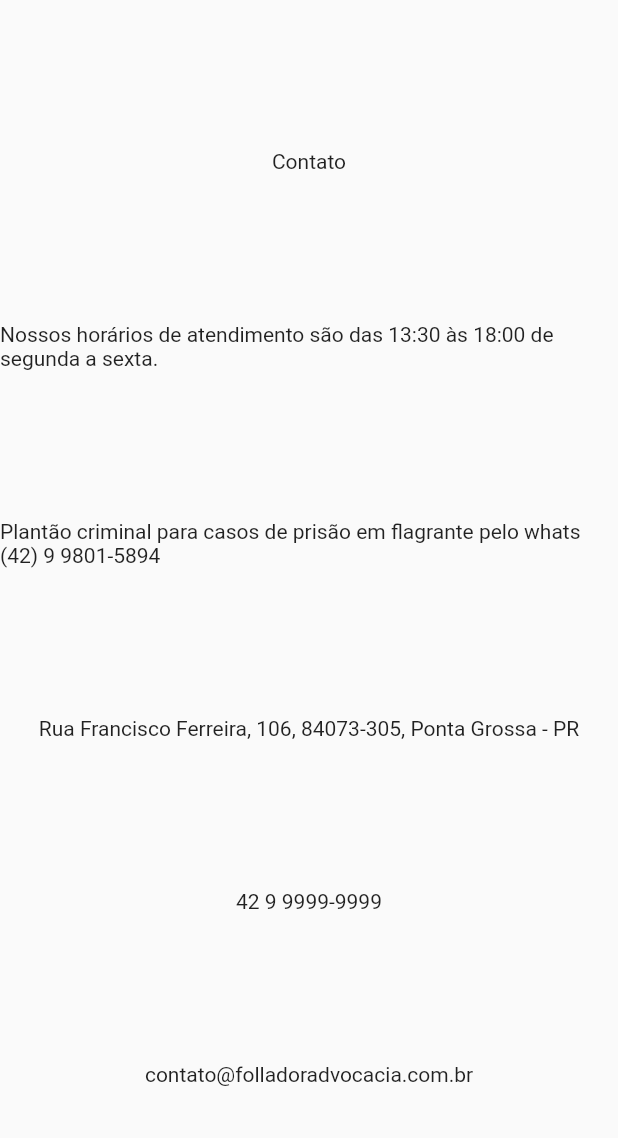
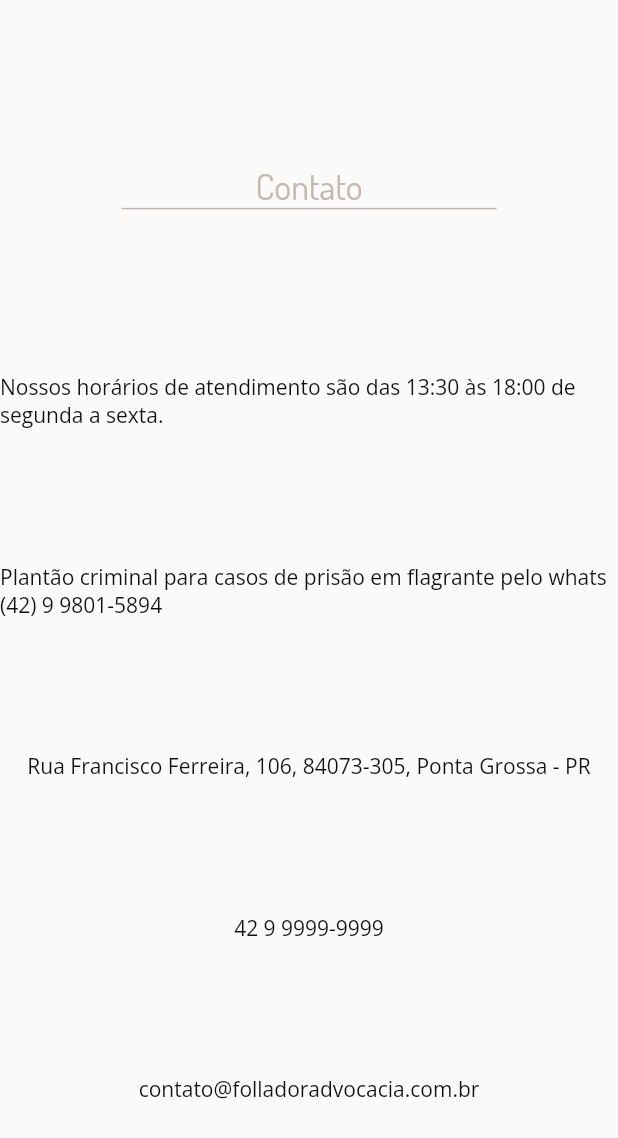
Before and after one commit to jonathanmribeiro/projects-folladoradvocacia, a Flutter app: the ContactTextWidget widget shown alone on an empty page, opened directly, on a phone screen of 412 x 824 dp. Shown: the top 1138 px of the screen. Run offline on Flutter 3.47's test engine with Material 2 defaults, Android fonts, the phone set to English and light mode, and no system bars.

Commit message:
preparing the servies session

```diff
--- a/web_app/lib/widgets/common/session_text/session_text.widget.dart
+++ b/web_app/lib/widgets/common/session_text/session_text.widget.dart
@@ -1,12 +1,29 @@
 import 'package:flutter/material.dart';
 
+import '../../../themes/colors.theme.dart';
+
+TextStyle sessionTextStyle = TextStyle(
+  color: primaryColorMap[600],
+  fontSize: 14,
+  fontFamily: "Open Sans",
+);
+
 class SessionTextWidget extends StatelessWidget {
-  const SessionTextWidget({Key? key, required this.text}) : super(key: key);
+  const SessionTextWidget({
+    Key? key,
+    required this.text,
+    required this.textAlign,
+  }) : super(key: key);
 
   final String text;
+  final TextAlign textAlign;
 
   @override
   Widget build(BuildContext context) {
-    return Text(text);
+    return Text(
+      text,
+      style: sessionTextStyle,
+      textAlign: textAlign,
+    );
   }
 }
--- a/web_app/lib/widgets/common/session_title/session_title.widget.dart
+++ b/web_app/lib/widgets/common/session_title/session_title.widget.dart
@@ -1,4 +1,12 @@
 import 'package:flutter/material.dart';
+
+import '../../../themes/colors.theme.dart';
+
+TextStyle sessionTitleStyle = TextStyle(
+  color: secondaryColorMap[200],
+  fontSize: 24,
+  fontFamily: "Dosis",
+);
 
 class SessionTitleWidget extends StatelessWidget {
   const SessionTitleWidget({Key? key, required this.text}) : super(key: key);
@@ -6,6 +14,18 @@ class SessionTitleWidget extends StatelessWidget {
   final String text;
   @override
   Widget build(BuildContext context) {
-    return Text(text);
+    return Container(
+      margin: const EdgeInsets.all(20),
+      child: Column(
+        children: [
+          Text(text, style: sessionTitleStyle),
+          Container(
+            height: 1,
+            width: 250,
+            color: sessionTitleStyle.color,
+          ),
+        ],
+      ),
+    );
   }
 }
--- a/web_app/lib/widgets/sessions/contact/contact_text.widget.dart
+++ b/web_app/lib/widgets/sessions/contact/contact_text.widget.dart
@@ -14,19 +14,24 @@ class ContactTextWidget extends StatelessWidget {
         SessionTextWidget(
           text:
               "Nossos horários de atendimento são das 13:30 às 18:00 de segunda a sexta.",
+          textAlign: TextAlign.left,
         ),
         SessionTextWidget(
           text:
               "Plantão criminal para casos de prisão em flagrante pelo whats (42) 9 9801-5894",
+          textAlign: TextAlign.left,
         ),
         SessionTextWidget(
           text: "Rua Francisco Ferreira, 106, 84073-305, Ponta Grossa - PR",
+          textAlign: TextAlign.left,
         ),
         SessionTextWidget(
           text: "42 9 9999-9999",
+          textAlign: TextAlign.left,
         ),
         SessionTextWidget(
           text: "contato@folladoradvocacia.com.br",
+          textAlign: TextAlign.left,
         ),
       ],
     );
--- a/web_app/lib/widgets/sessions/team/team_description.widget.dart
+++ b/web_app/lib/widgets/sessions/team/team_description.widget.dart
@@ -10,7 +10,10 @@ class TeamDescriptionWidget extends StatelessWidget {
     return Column(
       children: const [
         SessionTitleWidget(text: "NOSSA EQUIPE"),
-        SessionTextWidget(text: "TEXTO DESCRITIVO DA EQUIPE"),
+        SessionTextWidget(
+          text: "TEXTO DESCRITIVO DA EQUIPE",
+          textAlign: TextAlign.center,
+        ),
       ],
     );
   }
--- a/web_app/pubspec.yaml
+++ b/web_app/pubspec.yaml
@@ -32,20 +32,24 @@ flutter:
   assets:
     - assets/images/cartao.jpg
     - assets/images/por_do_sol.jpeg
+    - assets/images/random_image.jfif
 
   fonts:
     - family: Dosis
       fonts:
         - asset: assets/fonts/Dosis-Regular.ttf
           style: normal
+
     - family: Felix Titling
       fonts:
         - asset: assets/fonts/felix-titling-mt.ttf
           style: normal
+
     - family: Open Sans
       fonts:
         - asset: assets/fonts/OpenSans-Regular.ttf
           style: normal
+
     - family: Quattrocento
       fonts:
         - asset: assets/fonts/Quattrocento-Regular.ttf
```
Also changed, not shown: web_app/lib/widgets/sessions/services/service_image/service_image.widget.dart (+7 -5 lines), web_app/lib/widgets/sessions/services/service_image/service_image_description.widget.dart (+16 -3 lines), web_app/lib/widgets/sessions/services/services.session.dart (+10 -2 lines), 2 other files.
